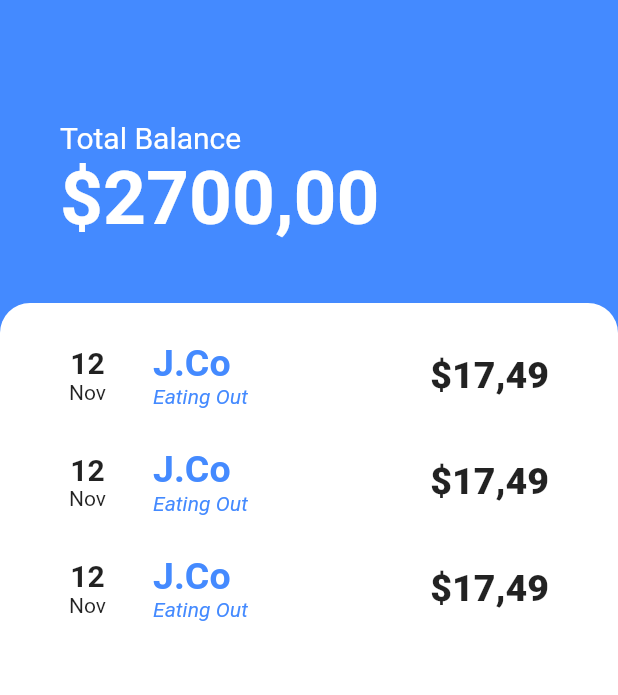
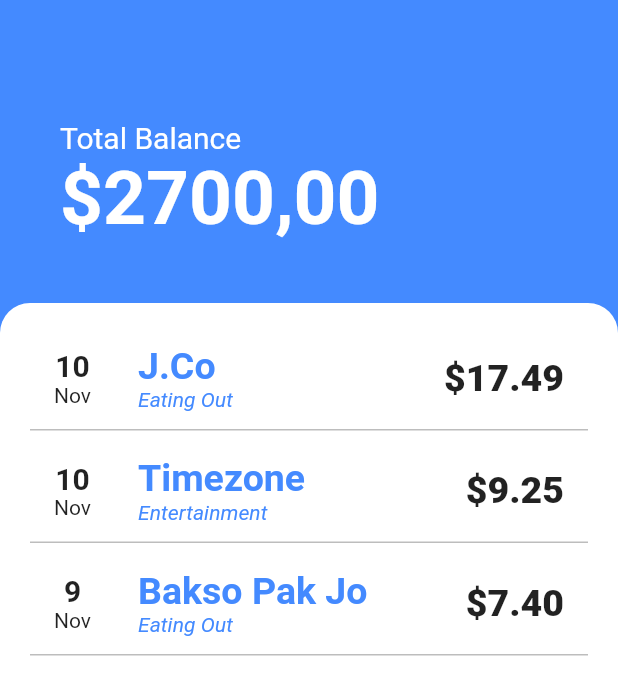
Before and after one commit to viqizevic/dompetku, a Flutter app: the screen it shows after launch, on a phone screen of 412 x 824 dp. Shown: the top 695 px of the screen. Run offline on Flutter 3.47's test engine with Material 2 defaults, Android fonts, the phone set to English and light mode, and no system bars.

Commit message:
Show transaction data

```diff
--- a/lib/main.dart
+++ b/lib/main.dart
@@ -1,5 +1,7 @@
+import 'package:dompetku/models/transaction_data.dart';
 import 'package:dompetku/screens/transactions_screen.dart';
 import 'package:flutter/material.dart';
+import 'package:provider/provider.dart';
 
 void main() => runApp(MyApp());
 
@@ -7,8 +9,11 @@ class MyApp extends StatelessWidget {
   // This widget is the root of your application.
   @override
   Widget build(BuildContext context) {
-    return MaterialApp(
-      home: TransactionsScreen(),
+    return ChangeNotifierProvider(
+      builder: (context) => TransactionData(),
+      child: MaterialApp(
+        home: TransactionsScreen(),
+      ),
     );
   }
 }
--- a/lib/models/transaction_data.dart
+++ b/lib/models/transaction_data.dart
@@ -1,14 +1,34 @@
 import 'dart:collection';
 import 'package:dompetku/models/transaction.dart';
+import 'package:flutter/foundation.dart';
 
-class TransactionData {
+class TransactionData extends ChangeNotifier {
   List<Transaction> _trans = [
-    Transaction(payee: "J.Co", amount: 17.49),
-    Transaction(payee: "J.Co", amount: 5.29),
-    Transaction(payee: "Pak Jo", amount: 7.4),
+    Transaction(
+      payee: "J.Co",
+      amount: 17.49,
+      date: DateTime.now(),
+      category: "Eating Out",
+    ),
+    Transaction(
+      payee: "Timezone",
+      amount: 9.25,
+      date: DateTime.now(),
+      category: "Entertainment",
+    ),
+    Transaction(
+      payee: "Bakso Pak Jo",
+      amount: 7.4,
+      date: DateTime.now().add(Duration(days: -1)),
+      category: "Eating Out",
+    ),
   ];
 
   UnmodifiableListView<Transaction> get transactions {
     return UnmodifiableListView(_trans);
   }
+
+  int get transactionCount {
+    return _trans.length;
+  }
 }
--- a/lib/screens/transactions_screen.dart
+++ b/lib/screens/transactions_screen.dart
@@ -1,5 +1,5 @@
+import 'package:dompetku/widgets/transactions_list.dart';
 import 'package:flutter/material.dart';
-import 'package:dompetku/widgets/transaction_tile.dart';
 
 class TransactionsScreen extends StatelessWidget {
   @override
@@ -34,21 +34,17 @@ class TransactionsScreen extends StatelessWidget {
           ),
           Expanded(
             child: Container(
-              padding:
-                  EdgeInsets.only(top: 20, left: 30, right: 30, bottom: 20),
+              padding: EdgeInsets.only(
+                left: 20,
+                right: 20,
+              ),
               decoration: BoxDecoration(
                   color: Colors.white,
                   borderRadius: BorderRadius.only(
                     topRight: Radius.circular(20),
                     topLeft: Radius.circular(20),
                   )),
-              child: Column(
-                children: <Widget>[
-                  TransactionTile(),
-                  TransactionTile(),
-                  TransactionTile(),
-                ],
-              ),
+              child: TransactionsList(),
             ),
           )
         ],
--- a/lib/todos.txt
+++ b/lib/todos.txt
@@ -1,3 +1,7 @@
 
 TODO
+_ Add id to transaction
+
+DONE
+_ Use transaction data
 _ Bottom border line in transaction tile
--- a/lib/widgets/transaction_tile.dart
+++ b/lib/widgets/transaction_tile.dart
@@ -1,20 +1,41 @@
 import 'package:flutter/material.dart';
+import 'package:intl/intl.dart';
 
 class TransactionTile extends StatelessWidget {
-  const TransactionTile({
-    Key key,
-  }) : super(key: key);
+  final String payee;
+  final double amount;
+  final DateTime date;
+  final String category;
+
+  TransactionTile({
+    this.payee,
+    this.amount,
+    this.date,
+    this.category,
+  });
 
   @override
   Widget build(BuildContext context) {
-    return Padding(
-      padding: const EdgeInsets.only(bottom: 15),
+    return Container(
+      decoration: BoxDecoration(
+        border: Border(
+          bottom: BorderSide(
+            width: 1,
+            color: Colors.grey.shade400,
+          ),
+        ),
+      ),
+      child: Padding(
+        padding: const EdgeInsets.only(
+          top: 12,
+          bottom: 6,
+        ),
         child: ListTile(
           title: Column(
             crossAxisAlignment: CrossAxisAlignment.start,
             children: <Widget>[
               Text(
-              'J.Co',
+                payee,
                 style: TextStyle(
                   color: Colors.blueAccent,
                   fontSize: 25,
@@ -22,7 +43,7 @@ class TransactionTile extends StatelessWidget {
                 ),
               ),
               Text(
-              'Eating Out',
+                category,
                 style: TextStyle(
                   color: Colors.blueAccent,
                   fontSize: 14,
@@ -35,23 +56,24 @@ class TransactionTile extends StatelessWidget {
             mainAxisAlignment: MainAxisAlignment.center,
             children: <Widget>[
               Text(
-              '12',
+                DateFormat.d().format(date),
                 style: TextStyle(
                   fontSize: 20,
                   fontWeight: FontWeight.w700,
                 ),
               ),
-            Text('Nov'),
+              Text(DateFormat.MMM().format(date)),
             ],
           ),
           trailing: Text(
-          '\$17,49',
+            '\$${amount.toStringAsFixed(2)}',
             style: TextStyle(
               fontSize: 25,
               fontWeight: FontWeight.w900,
             ),
           ),
         ),
+      ),
     );
   }
 }
--- /dev/null
+++ b/lib/widgets/transactions_list.dart
@@ -0,0 +1,27 @@
+import 'package:dompetku/models/transaction_data.dart';
+import 'package:dompetku/widgets/transaction_tile.dart';
+import 'package:flutter/material.dart';
+import 'package:provider/provider.dart';
+
+class TransactionsList extends StatelessWidget {
+  @override
+  Widget build(BuildContext context) {
+    return Consumer<TransactionData>(
+      builder: (context, transactionData, child) {
+        return ListView.builder(
+          padding: EdgeInsets.only(top: 10),
+          itemBuilder: (context, index) {
+            final transaction = transactionData.transactions[index];
+            return TransactionTile(
+              payee: transaction.payee,
+              amount: transaction.amount,
+              date: transaction.date,
+              category: transaction.category,
+            );
+          },
+          itemCount: transactionData.transactionCount,
+        );
+      },
+    );
+  }
+}
--- a/pubspec.yaml
+++ b/pubspec.yaml
@@ -23,6 +23,9 @@ dependencies:
   # The following adds the Cupertino Icons font to your application.
   # Use with the CupertinoIcons class for iOS style icons.
   cupertino_icons: ^0.1.2
+
+  provider: ^3.0.0+1
+  intl: ^0.15.8
 
 dev_dependencies:
   flutter_test:
```
Also changed, not shown: pubspec.lock. Lines whose indentation alone changed are shown as unchanged.
